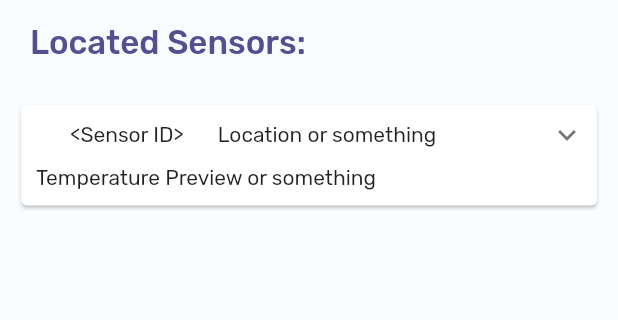
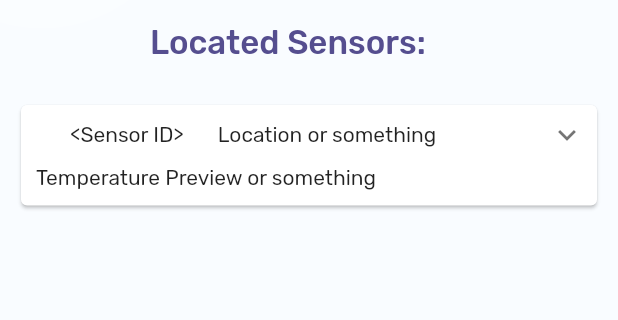
Before and after one commit to kthomas4031/Sensortek, a Flutter app: the Home screen opened directly, on a phone screen of 412 x 824 dp, the part 120-440 px from its top. Run offline on Flutter 3.47's test engine with Material 2 defaults, Android fonts, the phone set to English and light mode, and no system bars; drawn by our look-alikes of expandable; our stand-ins replace flutter_slidable, gradient_app_bar.

Commit message:
Update home.dart

```diff
--- a/lib/home.dart
+++ b/lib/home.dart
@@ -27,7 +27,7 @@ class _HomeState extends State<Home> {
           scrollDirection: Axis.vertical,
           children: <Widget>[
             Container(
-              margin: EdgeInsets.only(top: 15, left: 20, bottom: 15),
+              margin: EdgeInsets.only(top: 15, left: 100, bottom: 15),
               child: Text(
                 'Located Sensors:',
                 style: TextStyle(
```
